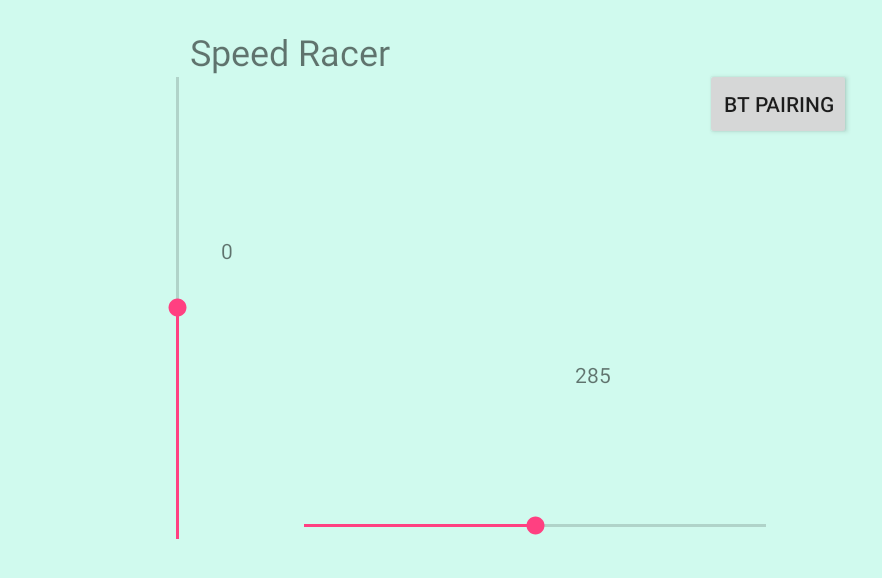
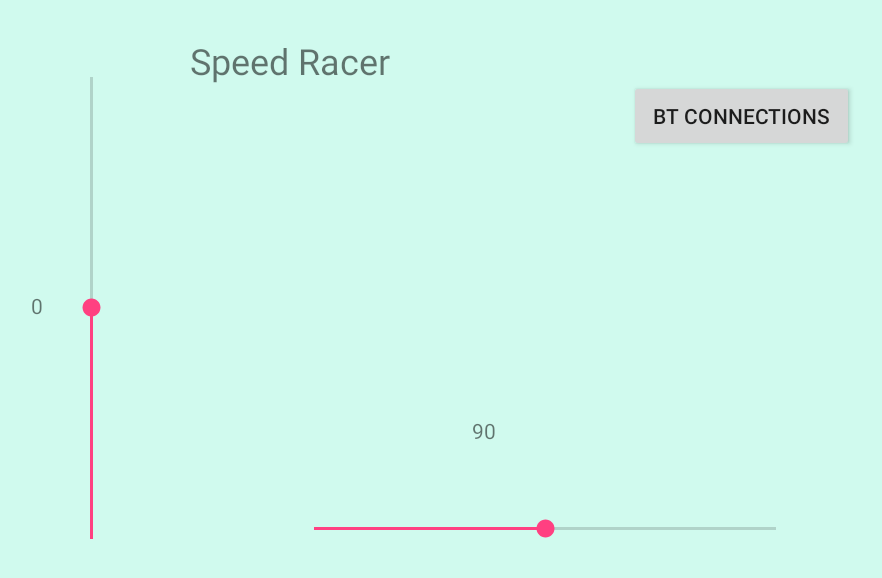
Before and after one commit to sotel0/RCcarGUI, an Android app: the screen it shows after launch (MainActivity), on a phone screen of 824 x 412 dp (held sideways). Shown: the top 578 px of the screen, without its empty margins (329-1211 px from the left). Run offline under Robolectric (Android 15) with nearby library versions, the phone set to English and light mode, and no system bars.

Commit message:
Made activity_BT a landscape activity only. Added disconnect feature. Placed texts in correct positions.

```diff
--- a/app/src/main/AndroidManifest.xml
+++ b/app/src/main/AndroidManifest.xml
@@ -22,7 +22,10 @@
                 <category android:name="android.intent.category.LAUNCHER" />
             </intent-filter>
         </activity>
-        <activity android:name=".BlueToothActivity"></activity>
+
+        <activity android:name=".BlueToothActivity"
+            android:screenOrientation="landscape">
+        </activity>
     </application>
 
 </manifest>
--- a/app/src/main/res/layout/activity_main.xml
+++ b/app/src/main/res/layout/activity_main.xml
@@ -5,7 +5,9 @@
     android:layout_width="match_parent"
     android:layout_height="match_parent"
     android:background="#D0FAEE"
-    tools:context="sotel0.github.com.vehiclecontroller.MainActivity">
+    tools:context="sotel0.github.com.vehiclecontroller.MainActivity"
+    tools:layout_editor_absoluteY="25dp"
+    tools:layout_editor_absoluteX="0dp">
 
     <TextView
         android:id="@+id/textView"
@@ -13,75 +15,67 @@
         android:layout_height="wrap_content"
         android:text="@string/title_name"
         android:textSize="24sp"
-        app:layout_constraintBottom_toBottomOf="parent"
+        app:layout_constraintRight_toRightOf="parent"
+        app:layout_constraintLeft_toLeftOf="parent"
         app:layout_constraintHorizontal_bias="0.501"
-        app:layout_constraintLeft_toLeftOf="parent"
-        app:layout_constraintRight_toRightOf="parent"
         app:layout_constraintTop_toTopOf="parent"
-        app:layout_constraintVertical_bias="0.048" />
-
-    <RelativeLayout
-        android:layout_width="358dp"
-        android:layout_height="86dp"
-        android:layout_marginBottom="8dp"
-        android:layout_marginLeft="8dp"
-        android:layout_marginRight="8dp"
-        android:layout_marginTop="8dp"
-        app:layout_constraintBottom_toBottomOf="parent"
-        app:layout_constraintHorizontal_bias="0.866"
-        app:layout_constraintLeft_toLeftOf="parent"
-        app:layout_constraintRight_toRightOf="parent"
-        app:layout_constraintTop_toTopOf="parent"
-        app:layout_constraintVertical_bias="0.968"
-        android:id="@+id/relativeLayout2">
-
-        <SeekBar
-            android:id="@+id/turnBar"
-            style="@style/Widget.AppCompat.SeekBar"
-            android:layout_width="340dp"
-            android:layout_height="52dp"
-            android:layout_marginBottom="20dp"
-            android:layout_marginLeft="8dp"
-            android:layout_marginRight="8dp"
-            android:layout_marginTop="20dp"
-            android:max="510"
-            android:rotation="0"
-            android:scrollbarAlwaysDrawHorizontalTrack="false"
-            android:scrollbarAlwaysDrawVerticalTrack="false"
-            app:layout_constraintBottom_toBottomOf="parent"
-            app:layout_constraintHorizontal_bias="1.0"
-            app:layout_constraintLeft_toLeftOf="parent"
-            app:layout_constraintRight_toRightOf="parent"
-            app:layout_constraintTop_toTopOf="parent"
-            app:layout_constraintVertical_bias="0.704" />
-    </RelativeLayout>
+        android:layout_marginTop="24dp" />
 
     <TextView
         android:id="@+id/turnText"
         android:layout_width="82dp"
         android:layout_height="52dp"
-        android:layout_marginEnd="139dp"
-        android:layout_marginTop="240dp"
         android:text="@string/turn_text"
+        app:layout_constraintLeft_toLeftOf="parent"
         app:layout_constraintRight_toRightOf="parent"
-        app:layout_constraintTop_toTopOf="parent" />
+        app:layout_constraintHorizontal_bias="0.72"
+        app:layout_constraintBottom_toBottomOf="parent"
+        app:layout_constraintTop_toTopOf="parent"
+        app:layout_constraintVertical_bias="0.77" />
 
     <TextView
         android:id="@+id/moveText"
         android:layout_width="82dp"
         android:layout_height="52dp"
-        android:layout_marginEnd="375dp"
-        android:layout_marginTop="157dp"
         android:text="@string/move_text"
+        app:layout_constraintTop_toTopOf="parent"
+        android:layout_marginTop="8dp"
+        app:layout_constraintBottom_toBottomOf="parent"
+        android:layout_marginBottom="8dp"
+        app:layout_constraintVertical_bias="0.53999996"
+        android:layout_marginRight="8dp"
+        app:layout_constraintRight_toRightOf="parent"
+        android:layout_marginLeft="8dp"
+        app:layout_constraintLeft_toLeftOf="parent"
+        app:layout_constraintHorizontal_bias="0.32"
+        android:layout_marginStart="8dp"
+        android:layout_marginEnd="8dp" />
+
+    <Button
+        android:id="@+id/bluetoothBtn"
+        android:layout_width="150dp"
+        android:layout_height="48dp"
+        android:layout_marginEnd="35dp"
+        android:layout_marginTop="53dp"
+        android:text="@string/btnBT_name"
         app:layout_constraintRight_toRightOf="parent"
         app:layout_constraintTop_toTopOf="parent" />
+
+    <android.support.constraint.Guideline
+        android:layout_width="wrap_content"
+        android:layout_height="wrap_content"
+        android:id="@+id/guideline"
+        app:layout_constraintGuide_begin="20dp"
+        android:orientation="horizontal"
+        tools:layout_editor_absoluteY="20dp"
+        tools:layout_editor_absoluteX="0dp" />
 
     <RelativeLayout
         android:id="@+id/relativeLayout"
         android:layout_width="536dp"
         android:layout_height="124dp"
         android:layout_marginBottom="8dp"
-        android:layout_marginEnd="218dp"
+        android:layout_marginEnd="275dp"
         android:layout_marginTop="8dp"
         android:rotation="270"
         app:layout_constraintBottom_toBottomOf="parent"
@@ -111,14 +105,34 @@
 
     </RelativeLayout>
 
-    <Button
-        android:id="@+id/bluetoothBtn"
-        android:layout_width="wrap_content"
-        android:layout_height="wrap_content"
-        android:layout_marginEnd="37dp"
-        android:layout_marginTop="45dp"
-        android:text="@string/btnBT_name"
-        app:layout_constraintRight_toRightOf="parent"
-        app:layout_constraintTop_toTopOf="parent" />
+    <RelativeLayout
+        android:id="@+id/relativeLayout2"
+        android:layout_width="358dp"
+        android:layout_height="86dp"
+        android:layout_marginBottom="16dp"
+        android:layout_marginEnd="61dp"
+        app:layout_constraintBottom_toBottomOf="parent"
+        app:layout_constraintRight_toRightOf="parent">
+
+        <SeekBar
+            android:id="@+id/turnBar"
+            style="@style/Widget.AppCompat.SeekBar"
+            android:layout_width="340dp"
+            android:layout_height="52dp"
+            android:layout_marginBottom="20dp"
+            android:layout_marginLeft="8dp"
+            android:layout_marginRight="8dp"
+            android:layout_marginTop="20dp"
+            android:max="120"
+            android:rotation="0"
+            android:scrollbarAlwaysDrawHorizontalTrack="false"
+            android:scrollbarAlwaysDrawVerticalTrack="false"
+            app:layout_constraintBottom_toBottomOf="parent"
+            app:layout_constraintHorizontal_bias="1.0"
+            app:layout_constraintLeft_toLeftOf="parent"
+            app:layout_constraintRight_toRightOf="parent"
+            app:layout_constraintTop_toTopOf="parent"
+            app:layout_constraintVertical_bias="0.704" />
+    </RelativeLayout>
 
 </android.support.constraint.ConstraintLayout>
--- a/app/src/main/res/values/strings.xml
+++ b/app/src/main/res/values/strings.xml
@@ -1,9 +1,10 @@
 <resources>
     <string name="app_name">VehicleController</string>
     <string name="title_name">Speed Racer</string>
-    <string name="btnBT_name">BT Pairing</string>
+    <string name="btnBT_name">BT Connections</string>
     <string name="titleBT_name">Paired Devices</string>
+    <string name="disconnect_btn">Disconnect</string>
     <!--temporary title text-->
-    <string name="move_text">Turn Text</string>
-    <string name="turn_text">Move Text</string>
+    <string name="move_text">Move Text</string>
+    <string name="turn_text">Turn Text</string>
 </resources>
```
Also changed, not shown: app/src/main/java/sotel0/github/com/vehiclecontroller/BlueToothActivity.java (+16 -0 lines), app/src/main/java/sotel0/github/com/vehiclecontroller/MainActivity.java (+44 -20 lines), app/src/main/res/layout/activity_blue_tooth.xml (+33 -17 lines).
